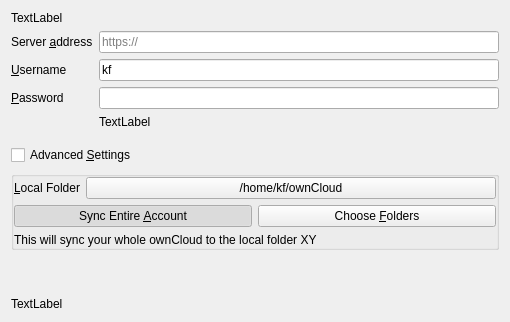
Old version of the form src/mirall/owncloudsetuppage_ng.ui in the repository yogetter/owncloud-client.
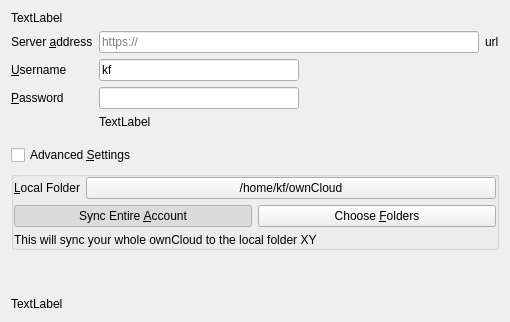
New version of the form.

Commit message: Add an url security indicator.

The edit to the form file:
```diff
--- a/src/mirall/owncloudsetuppage_ng.ui
+++ b/src/mirall/owncloudsetuppage_ng.ui
@@ -40,6 +40,8 @@
       </widget>
      </item>
      <item row="0" column="1">
+      <layout class="QHBoxLayout" name="horizontalLayout_3">
+       <item>
       <widget class="QLineEdit" name="leUrl">
        <property name="toolTip">
         <string>Enter the url of the ownCloud you want to connect to (without http or https).</string>
@@ -49,6 +51,15 @@
        </property>
       </widget>
      </item>
+       <item>
+        <widget class="QLabel" name="urlLabel">
+         <property name="text">
+          <string>url</string>
+         </property>
+        </widget>
+       </item>
+      </layout>
+     </item>
      <item row="1" column="0">
       <widget class="QLabel" name="label_2">
        <property name="text">
@@ -60,6 +71,8 @@
       </widget>
      </item>
      <item row="1" column="1">
+      <layout class="QHBoxLayout" name="horizontalLayout_5">
+       <item>
       <widget class="QLineEdit" name="leUsername">
        <property name="toolTip">
         <string>Enter the ownCloud username.</string>
@@ -72,6 +85,21 @@
        </property>
       </widget>
      </item>
+       <item>
+        <spacer name="horizontalSpacer">
+         <property name="orientation">
+          <enum>Qt::Horizontal</enum>
+         </property>
+         <property name="sizeHint" stdset="0">
+          <size>
+           <width>40</width>
+           <height>20</height>
+          </size>
+         </property>
+        </spacer>
+       </item>
+      </layout>
+     </item>
      <item row="2" column="0">
       <widget class="QLabel" name="label_4">
        <property name="text">
@@ -83,6 +111,8 @@
       </widget>
      </item>
      <item row="2" column="1">
+      <layout class="QHBoxLayout" name="horizontalLayout_4">
+       <item>
       <widget class="QLineEdit" name="lePassword">
        <property name="toolTip">
         <string>Enter the ownCloud password.</string>
@@ -95,6 +125,21 @@
        </property>
       </widget>
      </item>
+       <item>
+        <spacer name="horizontalSpacer_2">
+         <property name="orientation">
+          <enum>Qt::Horizontal</enum>
+         </property>
+         <property name="sizeHint" stdset="0">
+          <size>
+           <width>40</width>
+           <height>20</height>
+          </size>
+         </property>
+        </spacer>
+       </item>
+      </layout>
+     </item>
      <item row="3" column="1">
       <layout class="QHBoxLayout" name="progressLayout">
        <item>
```
Left out of the diff: 14 changed lines with no effect on the pictures. Lines whose indentation alone changed are shown as unchanged. The commit also changes 2 other files.
